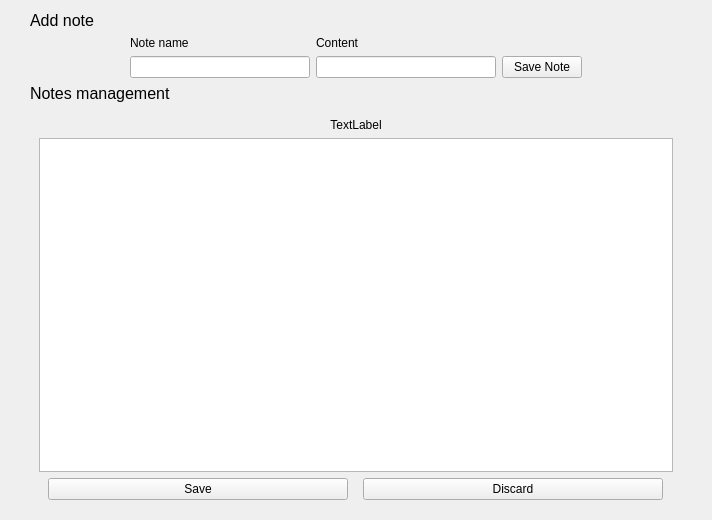
First picture: the form in src/NotesManagement.ui, repository mooltipass/moolticute, before the edit.
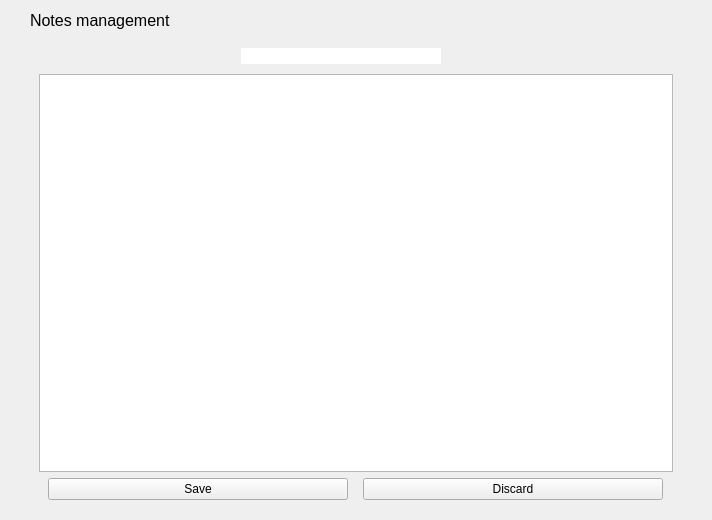
Second picture: the form after the edit. The open tabs and pages were chosen to show the change.

Commit message: [BLE] Implement add new note on note edit page

```diff
--- a/src/NotesManagement.ui
+++ b/src/NotesManagement.ui
@@ -35,62 +35,6 @@
    <property name="rightMargin">
     <number>30</number>
    </property>
-   <item>
-    <widget class="QLabel" name="labelAddNote">
-     <property name="font">
-      <font>
-       <pointsize>12</pointsize>
-      </font>
-     </property>
-     <property name="text">
-      <string>Add note</string>
-     </property>
-     <property name="class" stdset="0">
-      <string>FrameTitle</string>
-     </property>
-    </widget>
-   </item>
-   <item>
-    <layout class="QHBoxLayout" name="horizontalLayout">
-     <property name="leftMargin">
-      <number>100</number>
-     </property>
-     <property name="rightMargin">
-      <number>100</number>
-     </property>
-     <item>
-      <layout class="QGridLayout" name="gridLayout">
-       <item row="0" column="1">
-        <widget class="QLabel" name="labelNoteContent">
-         <property name="text">
-          <string>Content</string>
-         </property>
-        </widget>
-       </item>
-       <item row="1" column="2">
-        <widget class="QPushButton" name="pushButtonSaveNote">
-         <property name="text">
-          <string>Save Note</string>
-         </property>
-        </widget>
-       </item>
-       <item row="0" column="0">
-        <widget class="QLabel" name="labelNoteName">
-         <property name="text">
-          <string>Note name</string>
-         </property>
-        </widget>
-       </item>
-       <item row="1" column="1">
-        <widget class="QLineEdit" name="lineEditNoteContent"/>
-       </item>
-       <item row="1" column="0">
-        <widget class="QLineEdit" name="lineEditNoteName"/>
-       </item>
-      </layout>
-     </item>
-    </layout>
-   </item>
    <item>
     <widget class="QLabel" name="labelNotesManagement">
      <property name="font">
@@ -172,14 +116,69 @@
      <widget class="QWidget" name="pageEditNotes">
       <layout class="QVBoxLayout" name="verticalLayout_3">
        <item>
-        <widget class="QLabel" name="labelNoteName_2">
-         <property name="text">
-          <string>TextLabel</string>
-         </property>
-         <property name="alignment">
-          <set>Qt::AlignCenter</set>
-         </property>
-        </widget>
+        <layout class="QHBoxLayout" name="horizontalLayout">
+         <item>
+          <spacer name="horizontalSpacer">
+           <property name="orientation">
+            <enum>Qt::Horizontal</enum>
+           </property>
+           <property name="sizeHint" stdset="0">
+            <size>
+             <width>40</width>
+             <height>20</height>
+            </size>
+           </property>
+          </spacer>
+         </item>
+         <item>
+          <widget class="QLineEdit" name="lineEditNoteName">
+           <property name="maximumSize">
+            <size>
+             <width>200</width>
+             <height>16777215</height>
+            </size>
+           </property>
+           <property name="frame">
+            <bool>false</bool>
+           </property>
+           <property name="readOnly">
+            <bool>true</bool>
+           </property>
+          </widget>
+         </item>
+         <item>
+          <widget class="QToolButton" name="toolButtonEditNote">
+           <property name="minimumSize">
+            <size>
+             <width>18</width>
+             <height>18</height>
+            </size>
+           </property>
+           <property name="text">
+            <string/>
+           </property>
+           <property name="checkable">
+            <bool>false</bool>
+           </property>
+           <property name="autoRaise">
+            <bool>true</bool>
+           </property>
+          </widget>
+         </item>
+         <item>
+          <spacer name="horizontalSpacer_2">
+           <property name="orientation">
+            <enum>Qt::Horizontal</enum>
+           </property>
+           <property name="sizeHint" stdset="0">
+            <size>
+             <width>40</width>
+             <height>20</height>
+            </size>
+           </property>
+          </spacer>
+         </item>
+        </layout>
        </item>
        <item>
         <widget class="QPlainTextEdit" name="textEditNote"/>
```
Left out of the diff: 6 changed lines with no effect on the pictures. The commit also changes 5 other files.
